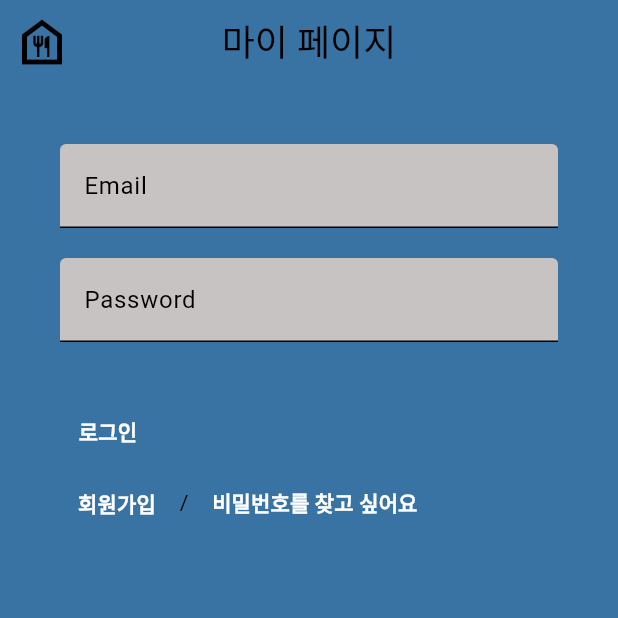
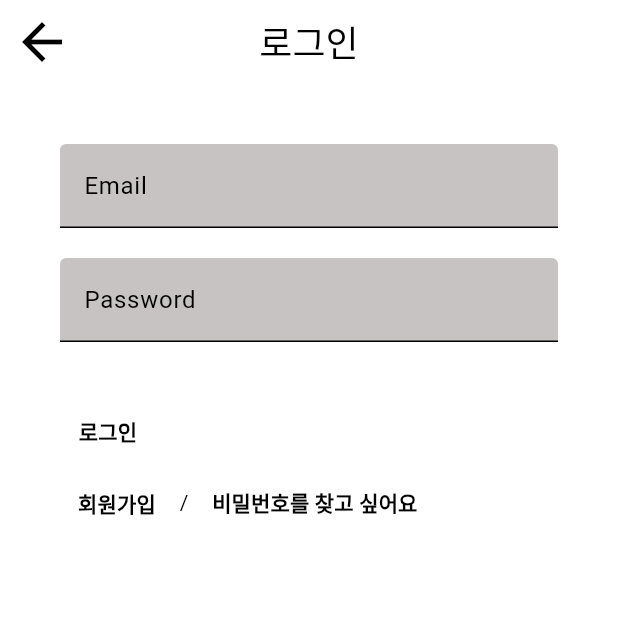
Before and after one commit to sernan96/YU_Conquer, a Flutter app: the screen it shows after launch, after a tap on "MY", on a phone screen of 412 x 824 dp, the top half of it. Run offline on Flutter 3.47's test engine with Material 3 defaults, Android fonts, the phone set to English and light mode, and no system bars; our stand-ins replace firebase_auth, firebase_core; accounts and stored records are empty; network calls fail; Roboto replaces fonts that are missing (TmoneyRoundWind).

Commit message:
[UPDATE] 페이지 색상, 구성 변경 + 이미지 추가

```diff
--- a/conquer/lib/main.dart
+++ b/conquer/lib/main.dart
@@ -7,7 +7,7 @@ import 'package:firebase_auth/firebase_auth.dart';
 
 void main() async {
   WidgetsFlutterBinding.ensureInitialized(); //비동기방식
-  await Firebase.initializeApp();
+  //await Firebase.initializeApp();
   runApp(const HomeApp());
 }
 
@@ -17,7 +17,9 @@ class HomeApp extends StatelessWidget {
   @override
   Widget build(BuildContext context) {
     return MaterialApp(
+      debugShowCheckedModeBanner: false,
       theme: ThemeData(
+        fontFamily: 'TmoneyRoundWind',
         primaryColor: const Color(0xFF376860),
         textSelectionTheme: const TextSelectionThemeData(
           cursorColor: Color(0xFF376860),
--- a/conquer/lib/pages/home_page.dart
+++ b/conquer/lib/pages/home_page.dart
@@ -6,11 +6,11 @@ class HomePage extends StatelessWidget {
   @override
   Widget build(BuildContext context) {
     return Scaffold(
-      backgroundColor: const Color(0XFF3873A4),
+      backgroundColor: Colors.white,
       appBar: AppBar(
         centerTitle: true,
         leading: const Icon(
-          Icons.food_bank_outlined,
+          Icons.home_filled,
           color: Colors.black,
           size: 40,
         ),
@@ -23,7 +23,7 @@ class HomePage extends StatelessWidget {
             ),
           ),
         ),
-        backgroundColor: const Color(0XFF3873A4),
+        backgroundColor: Colors.white,
         shadowColor: Colors.transparent,
         actions: [
           InkWell(
@@ -45,24 +45,20 @@ class HomePage extends StatelessWidget {
         ],
       ),
       body: Column(
+        crossAxisAlignment: CrossAxisAlignment.stretch,
         mainAxisAlignment: MainAxisAlignment.start,
-        crossAxisAlignment: CrossAxisAlignment.stretch,
-        children: <Widget>[
-          InkWell(
-            onTap: () {
-              Navigator.pushNamed(context, '/login');
-            },
-            child: Container(
-              alignment: Alignment.centerLeft,
-              padding: const EdgeInsets.all(10.0),
-              child: Text(
-                '기능추가할것',
-                style: TextStyle(
-                  color: Colors.grey[900],
-                  fontSize: 16,
-                ),
-              ),
-            ),
+        children: [
+          Image.asset(
+            'assets/images/logo.jpg',
+            width: 330,
+            height: 330,
+          ),
+          const SizedBox(
+            height: 30,
+          ),
+          TextButton(
+            onPressed: () {},
+            child: const Text('시작하기'),
           ),
         ],
       ),
--- a/conquer/lib/pages/login_page.dart
+++ b/conquer/lib/pages/login_page.dart
@@ -1,5 +1,4 @@
 import 'package:flutter/material.dart';
-import 'package:conquer/pages/home_page.dart';
 import 'dart:async';
 import 'dart:convert';
 import 'package:http/http.dart' as http;
@@ -43,7 +42,7 @@ class _LogInState extends State<LogIn> {
   @override
   Widget build(BuildContext context) {
     return Scaffold(
-      backgroundColor: const Color(0XFF3873A4),
+      backgroundColor: Colors.white,
       appBar: AppBar(
         centerTitle: true,
         leading: InkResponse(
@@ -54,20 +53,20 @@ class _LogInState extends State<LogIn> {
           highlightColor: Colors.grey,
           radius: 24,
           child: const Icon(
-            Icons.food_bank_outlined,
+            Icons.arrow_back,
             color: Colors.black,
             size: 40,
           ),
         ),
         title: const Text(
-          '마이 페이지',
+          '로그인',
           style: TextStyle(
             fontSize: 24,
             color: Colors.black,
             fontWeight: FontWeight.w400,
           ),
         ),
-        backgroundColor: const Color(0XFF3873A4),
+        backgroundColor: Colors.white,
         shadowColor: Colors.transparent,
       ),
       body: Column(
@@ -111,7 +110,7 @@ class _LogInState extends State<LogIn> {
                           child: const Text(
                             '로그인',
                             style: TextStyle(
-                              color: Colors.white,
+                              color: Colors.black,
                               fontWeight: FontWeight.w600,
                             ),
                           ),
@@ -127,7 +126,7 @@ class _LogInState extends State<LogIn> {
                           child: const Text(
                             '회원가입',
                             style: TextStyle(
-                              color: Colors.white,
+                              color: Colors.black,
                               fontWeight: FontWeight.w600,
                             ),
                           ),
@@ -140,7 +139,7 @@ class _LogInState extends State<LogIn> {
                           child: const Text(
                             '비밀번호를 찾고 싶어요',
                             style: TextStyle(
-                              color: Colors.white,
+                              color: Colors.black,
                               fontWeight: FontWeight.w600,
                             ),
                           ),
```
Also changed, not shown: conquer/lib/pages/register_page.dart (+11 -9 lines), conquer/pubspec.yaml (+10 -16 lines), conquer/assets/images/logo.jpg (added), 2 other files.
